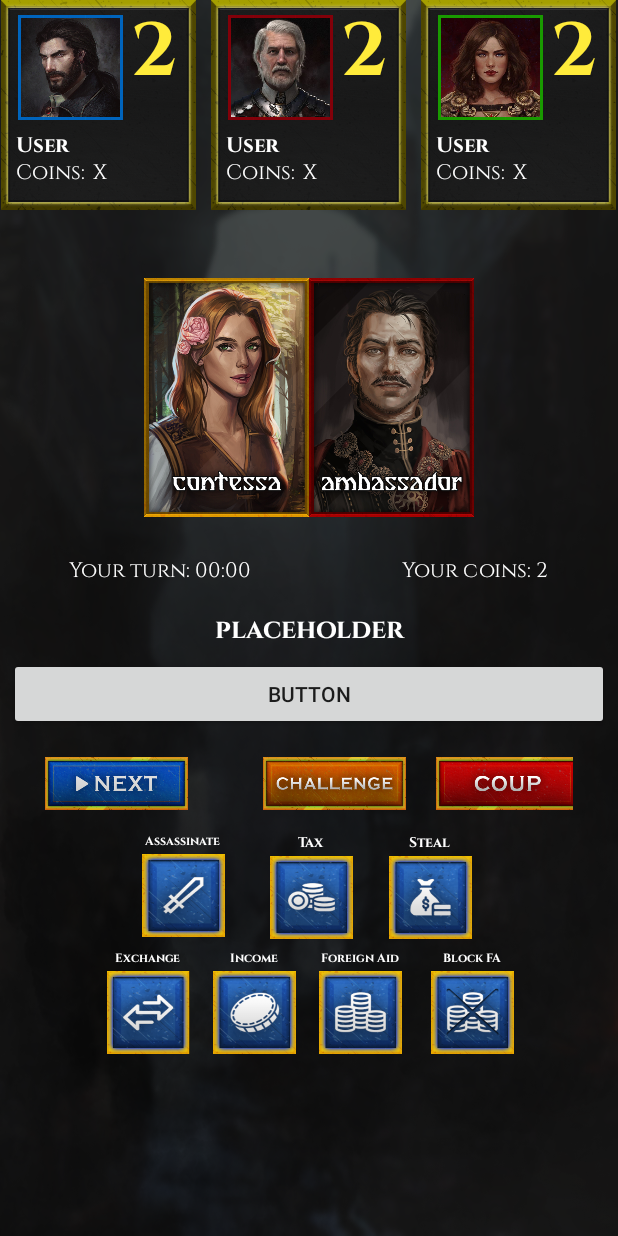
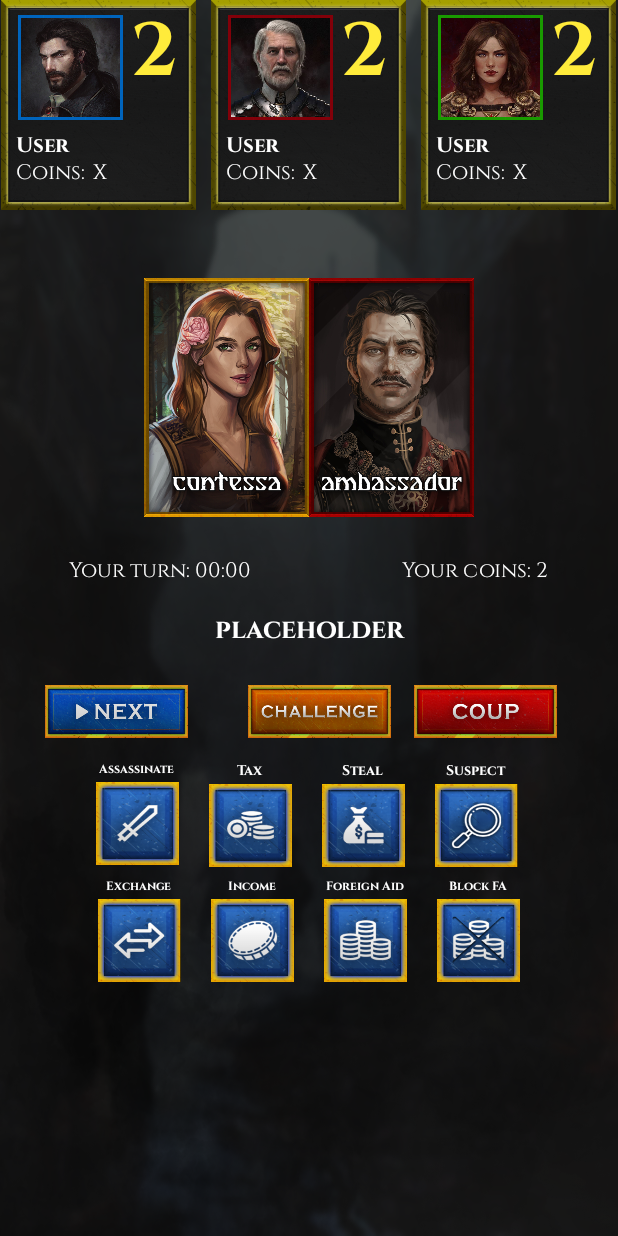
Before and after one commit to mathiastr/SE2_Di4_Coup, an Android app: the layout activity_ingame.xml on its own in the app's theme, with its tools: preview values and no code run, on a phone screen of 412 x 824 dp. Run offline under Robolectric (Android 15) with nearby library versions, the phone set to English and light mode, and no system bars; network calls fail.

Commit message:
Implemented the design for Suspect Cheating button. Changed the text displayed to user when challenged to be more clear.

```diff
--- a/Server/src/main/java/PlayerThread.java
+++ b/Server/src/main/java/PlayerThread.java
@@ -127,6 +127,8 @@ public class PlayerThread extends Thread {
             boolean running = true;
 
             int turn =rand;
+
+
 
             //game loop
             while (running) {
--- a/app/src/main/java/com/example/coup/InGame.java
+++ b/app/src/main/java/com/example/coup/InGame.java
@@ -138,6 +138,7 @@ public class InGame extends Activity implements SensorEventListener {
 
 
 
+
         Bundle b = getIntent().getExtras();
         if (b != null)
             name = b.getString("name");
@@ -583,7 +584,7 @@ public class InGame extends Activity implements SensorEventListener {
                 challengeTimer = new CountDownTimer(10000, 1000) {
                     @Override
                     public void onTick(long millisUntilFinished) {
-                        challengeDialog.setMessage("Hurry up :" + millisUntilFinished / 1000);
+                        challengeDialog.setMessage("Your last move has been challenged. Do you accept the challenge?" + millisUntilFinished / 1000);
                     }
 
                     @Override
--- a/app/src/main/res/layout/activity_after_game.xml
+++ b/app/src/main/res/layout/activity_after_game.xml
@@ -19,14 +19,17 @@
             android:layout_gravity="center_horizontal"
             android:layout_marginTop="200dp"
             android:fontFamily="@font/cinzelbold"
+            android:foregroundGravity="center_horizontal"
+            android:gravity="center_horizontal"
             android:text="You lost/won. "
             android:textAppearance="@style/TextAppearance.AppCompat.Display1"
-            android:textColor="#FFFFFF" />
+            android:textColor="#FFFFFF"
+            android:textSize="25sp" />
 
         <LinearLayout
             android:layout_width="match_parent"
             android:layout_height="match_parent"
-            android:layout_marginTop="200dp"
+            android:layout_marginTop="250dp"
             android:gravity="center_horizontal"
             android:orientation="horizontal">
 
--- a/app/src/main/res/layout/activity_ingame.xml
+++ b/app/src/main/res/layout/activity_ingame.xml
@@ -381,11 +381,6 @@
                 android:textColor="#FFFFFF"
                 android:textSize="18sp" />
 
-            <Button
-                android:id="@+id/button_suspect_cheat"
-                android:layout_width="match_parent"
-                android:layout_height="wrap_content"
-                android:text="Button" />
 
         </LinearLayout>
 
@@ -394,10 +389,9 @@
             android:id="@+id/container_special_actions"
             android:layout_width="wrap_content"
             android:layout_height="51dp"
-            android:layout_marginStart="30dp"
-            android:layout_marginEnd="30dp"
+            android:layout_gravity="center_horizontal"
             android:layout_marginBottom="7dp"
-            android:gravity="center|left"
+            android:gravity="center"
             android:orientation="horizontal"
             android:padding="0dp"
             app:layout_constraintBottom_toTopOf="@+id/container_action_names"
@@ -410,6 +404,7 @@
                 android:layout_width="95dp"
                 android:layout_height="35dp"
                 android:layout_gravity="left|center_vertical"
+                android:layout_marginLeft="10dp"
                 android:background="@drawable/next_button"
                 android:gravity="left"
                 android:padding="0dp"
@@ -419,8 +414,8 @@
                 android:id="@+id/button_challenge"
                 android:layout_width="95dp"
                 android:layout_height="35dp"
-                android:layout_marginLeft="50dp"
-                android:layout_marginRight="20dp"
+                android:layout_marginLeft="40dp"
+                android:layout_marginRight="15dp"
                 android:background="@drawable/challenge_button" />
 
             <Button
@@ -463,7 +458,7 @@
                         android:layout_width="wrap_content"
                         android:layout_height="wrap_content"
                         android:layout_marginLeft="1dp"
-                        android:layout_marginRight="30dp"
+                        android:layout_marginRight="20dp"
                         android:orientation="vertical">
 
                         <TextView
@@ -518,8 +513,7 @@
                         android:id="@+id/layout_steal"
                         android:layout_width="wrap_content"
                         android:layout_height="wrap_content"
-                        android:layout_marginLeft="4dp"
-                        android:layout_marginRight="4dp"
+                        android:layout_marginRight="20dp"
                         android:orientation="vertical">
 
                         <TextView
@@ -542,6 +536,33 @@
                             android:background="@drawable/steal_button" />
                     </LinearLayout>
 
+                    <LinearLayout
+                        android:id="@+id/layout_suspect"
+                        android:layout_width="wrap_content"
+                        android:layout_height="wrap_content"
+                        android:layout_marginRight="4dp"
+                        android:orientation="vertical">
+
+                        <TextView
+                            android:id="@+id/textView19"
+                            android:layout_width="wrap_content"
+                            android:layout_height="wrap_content"
+                            android:layout_gravity="center_horizontal"
+                            android:layout_marginBottom="3dp"
+                            android:layout_weight="1"
+                            android:fontFamily="@font/cinzelbold"
+                            android:text="Suspect"
+                            android:textColor="#FFFFFF"
+                            android:textSize="9sp" />
+
+                        <Button
+                            android:id="@+id/button_suspect_cheat"
+                            android:layout_width="55dp"
+                            android:layout_height="55dp"
+                            android:layout_gravity="center_horizontal"
+                            android:background="@drawable/suspect_button" />
+                    </LinearLayout>
+
                 </LinearLayout>
 
                 <LinearLayout
@@ -555,8 +576,8 @@
                         android:id="@+id/layout_exchange"
                         android:layout_width="wrap_content"
                         android:layout_height="wrap_content"
-                        android:layout_marginLeft="4dp"
-                        android:layout_marginRight="15dp"
+                        android:layout_marginLeft="1dp"
+                        android:layout_marginRight="20dp"
                         android:orientation="vertical">
 
                         <TextView
@@ -583,7 +604,7 @@
                         android:id="@+id/layout_income"
                         android:layout_width="wrap_content"
                         android:layout_height="wrap_content"
-                        android:layout_marginRight="15dp"
+                        android:layout_marginRight="20dp"
                         android:orientation="vertical">
 
                         <TextView
@@ -610,7 +631,7 @@
                         android:id="@+id/layout_fa"
                         android:layout_width="wrap_content"
                         android:layout_height="wrap_content"
-                        android:layout_marginRight="15dp"
+                        android:layout_marginRight="20dp"
                         android:orientation="vertical">
 
                         <TextView
@@ -637,7 +658,6 @@
                         android:id="@+id/layout_bfa"
                         android:layout_width="wrap_content"
                         android:layout_height="wrap_content"
-                        android:layout_marginLeft="4dp"
                         android:layout_marginRight="1dp"
                         android:orientation="vertical">
 
```
Also changed, not shown: app/src/main/res/drawable/suspect_button.png (added).
